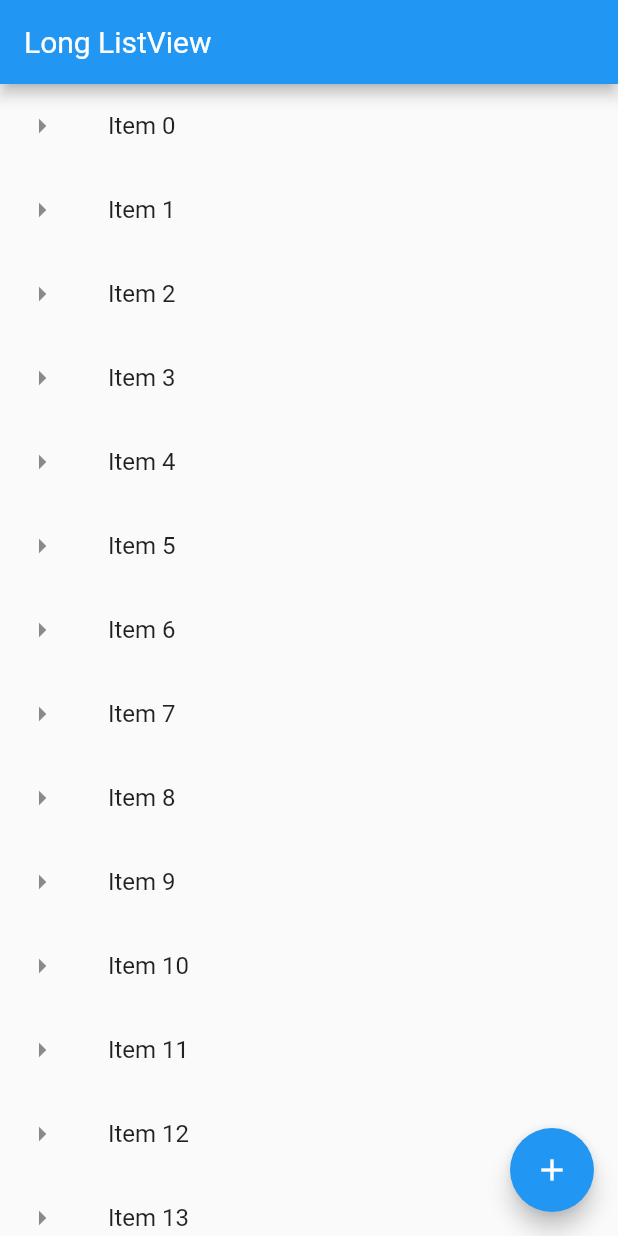
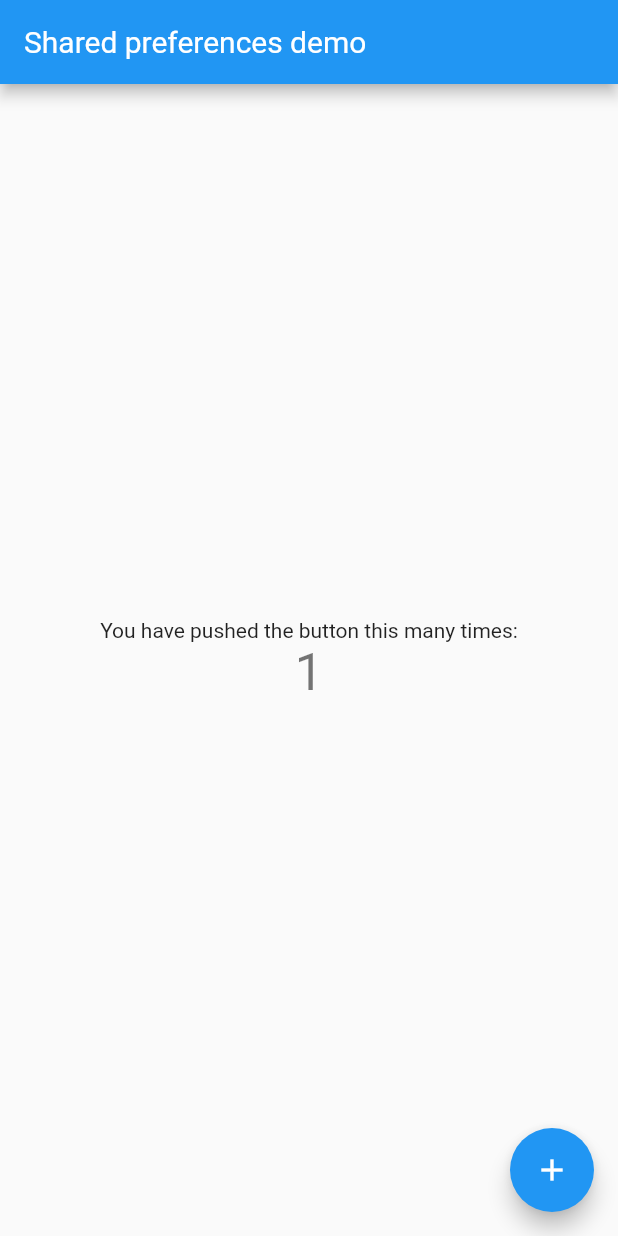
Before and after one commit to mahmudul2017/Work-with-flutter, a Flutter app: the screen it shows after launch, after a tap on the "add" icon, on a phone screen of 412 x 824 dp. Run offline on Flutter 3.47's test engine with Material 2 defaults, Android fonts, the phone set to English and light mode, and no system bars; our stand-ins replace shared_preferences.

Commit message:
+ shared preference add

```diff
--- /dev/null
+++ b/lib/app_screens/sharedPreference.dart
@@ -0,0 +1,81 @@
+import 'package:flutter/material.dart';
+import 'package:shared_preferences/shared_preferences.dart';
+
+class MyApp extends StatelessWidget {
+  //This widget is the root of the application.
+  @override
+  Widget build(BuildContext context) {
+    return MaterialApp(
+      debugShowCheckedModeBanner: false,
+      title: 'Shared preferences demo',
+      theme: ThemeData(
+        primarySwatch: Colors.blue,
+      ),
+      home: MyHomePage(title: 'Shared preferences demo'),
+    );
+  }
+}
+
+class MyHomePage extends StatefulWidget {
+  MyHomePage({Key key, this.title}) : super(key: key);
+  final String title;
+
+  @override
+  _MyHomePageState createState() => _MyHomePageState();
+}
+
+class _MyHomePageState extends State<MyHomePage> {
+  int _counter = 0;
+
+  @override
+  void initState() {
+    super.initState();
+    _loadCounter();
+  }
+
+  //Loading counter value on start
+  _loadCounter() async {
+    SharedPreferences prefs = await SharedPreferences.getInstance();
+    setState(() {
+      _counter = (prefs.getInt('counter') ?? 0);
+    });
+  }
+
+  //Incrementing counter after click
+  _incrementCounter() async {
+    SharedPreferences prefs = await SharedPreferences.getInstance();
+    setState(() {
+      _counter = (prefs.getInt('counter') ?? 0) + 1;
+      prefs.setInt('counter', _counter);
+    });
+  }
+
+  @override
+  Widget build(BuildContext context) {
+    return Scaffold(
+      appBar: AppBar(
+        title: Text(widget.title),
+      ),
+      body: Center(
+        child: Column(
+          mainAxisAlignment: MainAxisAlignment.center,
+          children: <Widget>[
+            Text(
+              'You have pushed the button this many times:',
+            ),
+            Text(
+              '$_counter',
+              style: Theme.of(context).textTheme.headline4,
+            ),
+          ],
+        ),
+      ),
+      floatingActionButton: FloatingActionButton(
+        onPressed: _incrementCounter,
+        tooltip: 'Increment',
+        child: Icon(Icons.add),
+      ),
+        // This trailing comma makes auto-formatting nicer for build methods
+    );
+  }
+}
--- a/lib/main.dart
+++ b/lib/main.dart
@@ -1,16 +1,15 @@
 import 'package:flutter/material.dart';
 import './app_screens/first_screen.dart';
 import './app_screens/home.dart';
+import 'app_screens/sharedPreference.dart';
 
 // Normal Way Function Call
 /* void main() {
   runApp(MyFirstFlutterClass());
 } */
 
-// Advance Way Function Call
-// Function Expression
-// Or Flat Arrow
-void main() => runApp(
+// Advance Way Function Call [Function Expression] Or [Flat Arrow]
+/*void main() => runApp(
      MaterialApp(
        debugShowCheckedModeBanner: false,
        // title: "Basic ListView",
@@ -30,7 +29,7 @@ void main() => runApp(
          ),
        ),
      )
-);
+);*/
 
 // For First Screen Class
 /*class MyFirstFlutterClass extends StatelessWidget {
@@ -48,8 +47,9 @@ void main() => runApp(
   }
 }*/
 
+void main() => runApp(MyApp());
+
 class MyHomeClass extends StatelessWidget {
-
   @override
   Widget build(BuildContext context) {
     return MaterialApp(
@@ -150,9 +150,9 @@ void showSnackBar(BuildContext context, String items) {
      action: SnackBarAction(
       label: "Undo",
       onPressed: () {
-        debugPrint("Undo an item at $items");
-     }
-    ),);
+        debugPrint("Undo an item at $items");}
+    ),
+  );
 
   Scaffold.of(context).showSnackBar(snackBar);
 }
--- a/pubspec.yaml
+++ b/pubspec.yaml
@@ -23,7 +23,7 @@ environment:
 dependencies:
   flutter:
     sdk: flutter
-
+  shared_preferences: '>=0.5.12+2 <2.0.0'
 
   # The following adds the Cupertino Icons font to your application.
   # Use with the CupertinoIcons class for iOS style icons.
```
Also changed, not shown: pubspec.lock.
